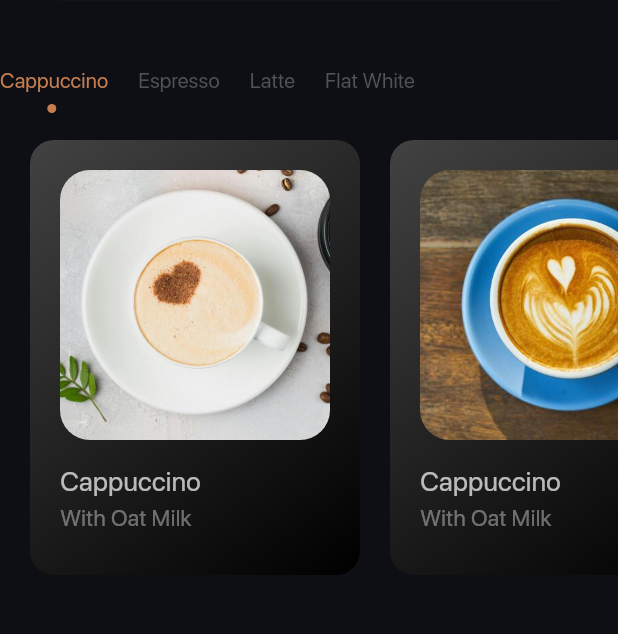
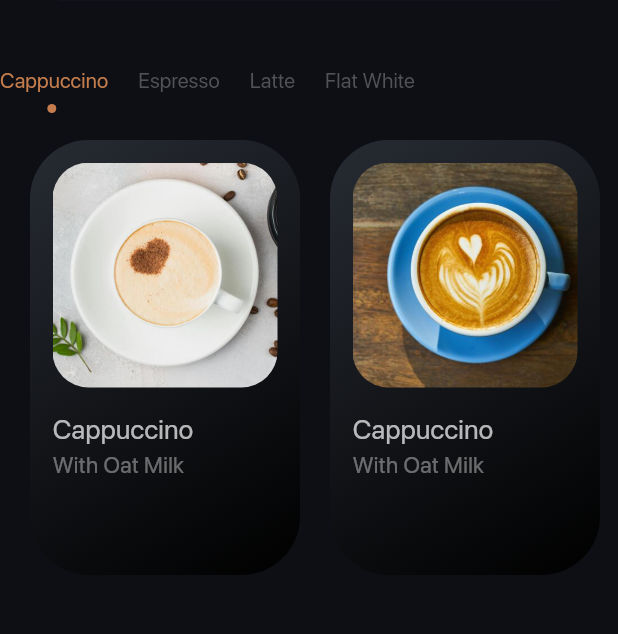
Before and after one commit to AlexEduV/coffee_app_flutter, a Flutter app: the screen it shows after launch, on a phone screen of 412 x 824 dp, the part 397-1031 px from its top. Run offline on Flutter 3.47's test engine with Material 3 defaults, Android fonts, the phone set to English and light mode, and no system bars; our stand-ins replace gap.

Commit message:
reworked horizontal scroll view as per design;

```diff
--- a/lib/main.dart
+++ b/lib/main.dart
@@ -31,7 +31,7 @@ class MyApp extends StatelessWidget {
               color: Colors.grey[700],
             )
           ),
-          backgroundColor: WidgetStateProperty.all(ProjectColors.textInputBackground),
+          backgroundColor: WidgetStateProperty.all(ProjectColors.textInputBackgroundColor),
           shape: WidgetStateProperty.all(
             RoundedRectangleBorder(
               borderRadius: BorderRadius.circular(16.0),
--- a/lib/pages/home_page.dart
+++ b/lib/pages/home_page.dart
@@ -18,7 +18,7 @@ class _MyHomePageState extends State<MyHomePage> {
   @override
   Widget build(BuildContext context) {
     return Scaffold(
-      backgroundColor: ProjectColors.pageBackground,
+      backgroundColor: ProjectColors.pageBackgroundColor,
       appBar: AppBar(
         backgroundColor: Colors.transparent,
         elevation: 0,
--- a/lib/style/colors.dart
+++ b/lib/style/colors.dart
@@ -2,10 +2,13 @@
 import 'dart:ui';
 
 class ProjectColors {
-  static const Color pageBackground = Color(0xff0d0f14);
+  static const Color pageBackgroundColor = Color(0xff0d0f14);
+
   static const Color accentColor = Color(0xffc57d4d);
+  static const Color accentDarkColor = Color(0xff272b33);
 
-  static const Color textInputBackground = Color(0xff151920);
+
+  static const Color textInputBackgroundColor = Color(0xff151920);
   static const Color hintColor = Color(0xff505257);
 
 }
--- a/lib/widgets/carousel_item.dart
+++ b/lib/widgets/carousel_item.dart
@@ -1,3 +1,4 @@
+import 'package:coffee_app_flutter/style/colors.dart';
 import 'package:flutter/material.dart';
 import 'package:gap/gap.dart';
 
@@ -24,27 +25,27 @@ class CarouselItem extends StatelessWidget {
 
     return Container(
       decoration: BoxDecoration(
-        borderRadius: BorderRadius.circular(16.0),
-        gradient: LinearGradient(
+        borderRadius: BorderRadius.circular(39.0),
+        gradient: const LinearGradient(
           begin: Alignment.topLeft,
           end: Alignment.bottomRight,
           colors: [
-            Colors.grey[800]!,
+            ProjectColors.accentDarkColor,
             Colors.black,
           ]
         )
       ),
-      padding: const EdgeInsets.all(20.0),
+      padding: const EdgeInsets.all(15.0),
       child: Column(
         crossAxisAlignment: CrossAxisAlignment.start,
         children: [
 
           //picture
           Container(
-            height: 180,
-            width: 180,
+            height: 150,
+            width: 150,
             decoration: BoxDecoration(
-              borderRadius: BorderRadius.circular(20),
+              borderRadius: BorderRadius.circular(24.0),
               image: DecorationImage(
                 image: AssetImage(imageSource),
                 fit: BoxFit.cover,
```
